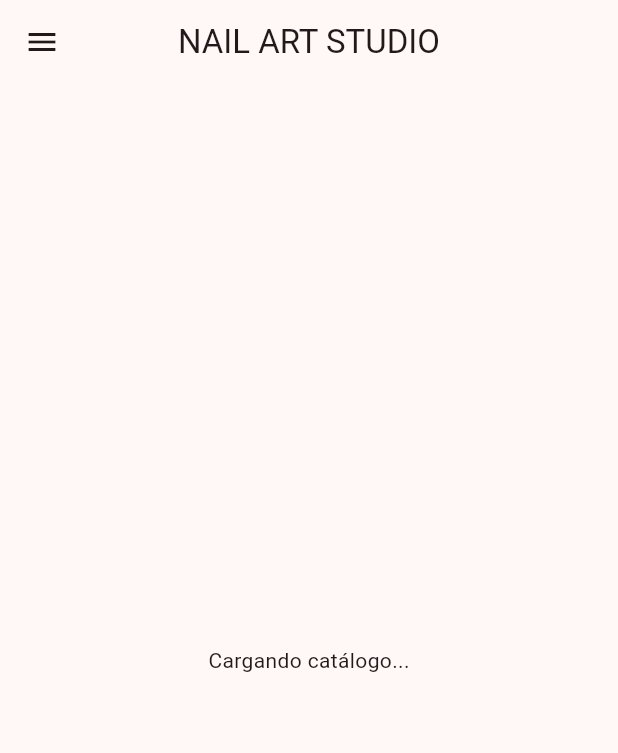
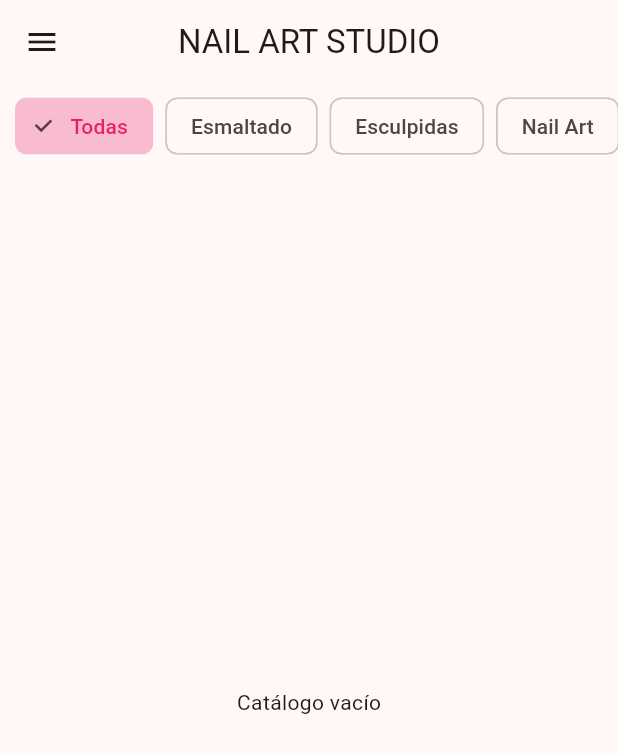
Before and after one commit to Camiale87/mis_unas_app, a Flutter app: the screen it shows after launch, on a phone screen of 412 x 824 dp. Shown: the top 753 px of the screen. Run offline on Flutter 3.47's test engine with Material 3 defaults, Android fonts, the phone set to English and light mode, and no system bars; our stand-ins replace firebase_core, firebase_database, image_picker, photo_view, smooth_page_indicator; accounts and stored records are empty.

Commit message:
Agregadas categorias y filtros

```diff
--- a/lib/main.dart
+++ b/lib/main.dart
@@ -10,6 +10,7 @@ import 'dart:convert';
 import 'package:http/http.dart' as http;
 
 ValueNotifier<ThemeMode> temaGlobal = ValueNotifier(ThemeMode.system);
+const List<String> categoriasApp = ['Todas', 'Esmaltado', 'Esculpidas', 'Nail Art', 'Pies'];
 
 void main() async {
   WidgetsFlutterBinding.ensureInitialized();
@@ -34,7 +35,6 @@ class MiSalonApp extends StatelessWidget {
   }
 }
 
-// --- VISTA PARA AMPLIAR FOTOS ---
 class VisorFotos extends StatelessWidget {
   final List fotos;
   final int indiceInicial;
@@ -57,8 +57,14 @@ class VisorFotos extends StatelessWidget {
   }
 }
 
-class CatalogoPrincipal extends StatelessWidget {
+class CatalogoPrincipal extends StatefulWidget {
   const CatalogoPrincipal({super.key});
+  @override
+  State<CatalogoPrincipal> createState() => _CatalogoPrincipalState();
+}
+
+class _CatalogoPrincipalState extends State<CatalogoPrincipal> {
+  String filtroActual = 'Todas';
 
   @override
   Widget build(BuildContext context) {
@@ -88,12 +94,44 @@ class CatalogoPrincipal extends StatelessWidget {
           ],
         ),
       ),
-      body: StreamBuilder(
+      body: Column(
+        children: [
+          Padding(
+            padding: const EdgeInsets.symmetric(vertical: 8.0),
+            child: SizedBox(
+              height: 40,
+              child: ListView(
+                scrollDirection: Axis.horizontal,
+                padding: const EdgeInsets.symmetric(horizontal: 10),
+                children: categoriasApp.map((cat) => Padding(
+                  padding: const EdgeInsets.only(right: 8),
+                  child: ChoiceChip(
+                    label: Text(cat),
+                    selected: filtroActual == cat,
+                    onSelected: (bool selected) {
+                      setState(() { filtroActual = cat; });
+                    },
+                    selectedColor: Colors.pink[100],
+                    labelStyle: TextStyle(color: filtroActual == cat ? Colors.pink : null),
+                  ),
+                )).toList(),
+              ),
+            ),
+          ),
+          Expanded(
+            child: StreamBuilder(
               stream: FirebaseDatabase.instance.ref("trabajos").onValue,
               builder: (context, AsyncSnapshot<DatabaseEvent> snapshot) {
-          if (!snapshot.hasData || snapshot.data?.snapshot.value == null) return const Center(child: Text("Cargando catálogo..."));
+                if (snapshot.connectionState == ConnectionState.waiting) return const Center(child: CircularProgressIndicator());
+                if (!snapshot.hasData || snapshot.data?.snapshot.value == null) return const Center(child: Text("Catálogo vacío"));
+
                 Map datos = snapshot.data!.snapshot.value as Map;
-          List items = datos.entries.map((e) => {"id": e.key, ...e.value as Map}).toList();
+                List items = datos.entries
+                    .map((e) => {"id": e.key, ...e.value as Map})
+                    .where((item) => filtroActual == 'Todas' || item["categoria"] == filtroActual)
+                    .toList();
+
+                if (items.isEmpty) return const Center(child: Text("Sin diseños en esta categoría"));
 
                 return ListView.builder(
                   itemCount: items.length,
@@ -142,6 +180,9 @@ class CatalogoPrincipal extends StatelessWidget {
                 );
               },
             ),
+          ),
+        ],
+      ),
     );
   }
 
@@ -185,20 +226,28 @@ class PanelAdmin extends StatefulWidget {
 class _PanelAdminState extends State<PanelAdmin> {
   bool subiendo = false;
 
-  // --- FUNCIÓN PARA EDITAR TRABAJO ---
   void _editarTrabajo(BuildContext context, String id, Map data) {
     TextEditingController nom = TextEditingController(text: data["nombre"]);
     TextEditingController pre = TextEditingController(text: data["precio"]);
+    String catEdit = data["categoria"] ?? 'Esmaltado';
 
     showDialog(
       context: context,
-      builder: (context) => AlertDialog(
+      builder: (context) => StatefulBuilder(
+        builder: (context, setDialogState) => AlertDialog(
           title: const Text("Editar Diseño"),
           content: Column(
             mainAxisSize: MainAxisSize.min,
             children: [
               TextField(controller: nom, decoration: const InputDecoration(labelText: "Nombre")),
               TextField(controller: pre, decoration: const InputDecoration(labelText: "Precio")),
+              const SizedBox(height: 10),
+              DropdownButton<String>(
+                value: catEdit,
+                isExpanded: true,
+                items: categoriasApp.where((c) => c != 'Todas').map((c) => DropdownMenuItem(value: c, child: Text(c))).toList(),
+                onChanged: (v) => setDialogState(() => catEdit = v!),
+              ),
             ],
           ),
           actions: [
@@ -208,13 +257,14 @@ class _PanelAdminState extends State<PanelAdmin> {
                 FirebaseDatabase.instance.ref("trabajos").child(id).update({
                   "nombre": nom.text,
                   "precio": pre.text,
+                  "categoria": catEdit,
                 });
                 Navigator.pop(context);
-              ScaffoldMessenger.of(context).showSnackBar(const SnackBar(content: Text("✅ Diseño actualizado")));
               },
-            child: const Text("Guardar Cambios")
+              child: const Text("Guardar")
             )
           ],
+        ),
       ),
     );
   }
@@ -225,15 +275,27 @@ class _PanelAdminState extends State<PanelAdmin> {
 
     TextEditingController nom = TextEditingController();
     TextEditingController pre = TextEditingController();
+    String categoriaElegida = 'Esmaltado';
 
     if (!mounted) return;
-    showDialog(context: context, builder: (c) => AlertDialog(
+    showDialog(context: context, builder: (c) => StatefulBuilder(
+      builder: (context, setDialogState) => AlertDialog(
         title: const Text("Nuevo Trabajo"),
-      content: Column(mainAxisSize: MainAxisSize.min, children: [
+        content: SingleChildScrollView(
+          child: Column(mainAxisSize: MainAxisSize.min, children: [
             Text("${images.length} fotos seleccionadas"),
             TextField(controller: nom, decoration: const InputDecoration(hintText: "Nombre")),
             TextField(controller: pre, decoration: const InputDecoration(hintText: "Precio")),
+            const SizedBox(height: 15),
+            const Text("Categoría:", style: TextStyle(fontSize: 12)),
+            DropdownButton<String>(
+              value: categoriaElegida,
+              isExpanded: true,
+              items: categoriasApp.where((c) => c != 'Todas').map((c) => DropdownMenuItem(value: c, child: Text(c))).toList(),
+              onChanged: (v) => setDialogState(() => categoriaElegida = v!),
+            ),
           ]),
+        ),
         actions: [
           ElevatedButton(onPressed: () async {
             setState(() => subiendo = true);
@@ -251,16 +313,20 @@ class _PanelAdminState extends State<PanelAdmin> {
               }
 
               await FirebaseDatabase.instance.ref("trabajos").push().set({
-              "nombre": nom.text, "precio": pre.text, "imagenes": linksSubidos
+                "nombre": nom.text,
+                "precio": pre.text,
+                "imagenes": linksSubidos,
+                "categoria": categoriaElegida
               });
-            ScaffoldMessenger.of(context).showSnackBar(const SnackBar(content: Text("✅ ¡Publicado con éxito!")));
+              ScaffoldMessenger.of(context).showSnackBar(const SnackBar(content: Text("✅ Publicado")));
             } catch (e) {
-            ScaffoldMessenger.of(context).showSnackBar(SnackBar(content: Text("❌ Error al subir: $e")));
+              ScaffoldMessenger.of(context).showSnackBar(SnackBar(content: Text("❌ Error: $e")));
             } finally {
-            setState(() => subiendo = false);
+              if (mounted) setState(() => subiendo = false);
             }
           }, child: const Text("Publicar"))
         ],
+      ),
     ));
   }
 
@@ -279,17 +345,17 @@ class _PanelAdminState extends State<PanelAdmin> {
         ),
         body: TabBarView(
           children: [
-            // PESTAÑA 1: MENSAJES RECIBIDOS
+            // PESTAÑA 1: MENSAJES
             StreamBuilder(
               stream: FirebaseDatabase.instance.ref("preguntas").onValue,
               builder: (context, AsyncSnapshot<DatabaseEvent> snapshot) {
-                if (!snapshot.hasData || snapshot.data?.snapshot.value == null) return const Center(child: Text("No hay mensajes"));
+                if (!snapshot.hasData || snapshot.data?.snapshot.value == null) return const Center(child: Text("Sin mensajes"));
                 Map datos = snapshot.data!.snapshot.value as Map;
                 return ListView(
                   children: datos.entries.map((e) => Card(
                     child: ListTile(
                       title: Text(e.value["mensaje"]),
-                      subtitle: Text("📞 ${e.value["telefono"]}\n${e.value["fecha"]}"),
+                      subtitle: Text("📞 ${e.value["telefono"]}"),
                       trailing: IconButton(
                         icon: const Icon(Icons.delete, color: Colors.red),
                         onPressed: () => FirebaseDatabase.instance.ref("preguntas").child(e.key).remove(),
@@ -299,11 +365,11 @@ class _PanelAdminState extends State<PanelAdmin> {
                 );
               },
             ),
-            // PESTAÑA 2: GESTIÓN DE CATÁLOGO (CON EDICIÓN)
+            // PESTAÑA 2: GESTIÓN
             StreamBuilder(
               stream: FirebaseDatabase.instance.ref("trabajos").onValue,
               builder: (context, AsyncSnapshot<DatabaseEvent> snapshot) {
-                if (!snapshot.hasData || snapshot.data?.snapshot.value == null) return const Center(child: Text("Catálogo vacío"));
+                if (!snapshot.hasData || snapshot.data?.snapshot.value == null) return const Center(child: Text("Vacío"));
                 Map datos = snapshot.data!.snapshot.value as Map;
                 return ListView(
                   children: datos.entries.map((e) {
@@ -313,18 +379,12 @@ class _PanelAdminState extends State<PanelAdmin> {
                           ? Image.network(data["imagenes"][0], width: 50, height: 50, fit: BoxFit.cover)
                           : const Icon(Icons.image),
                       title: Text(data["nombre"]),
-                      subtitle: Text(data["precio"]),
+                      subtitle: Text("${data["precio"]} - ${data["categoria"] ?? 'Sin Cat.'}"),
                       trailing: Row(
                         mainAxisSize: MainAxisSize.min,
                         children: [
-                          IconButton(
-                            icon: const Icon(Icons.edit, color: Colors.blue), // BOTÓN PARA EDITAR
-                            onPressed: () => _editarTrabajo(context, e.key, data),
-                          ),
-                          IconButton(
-                            icon: const Icon(Icons.delete, color: Colors.red),
-                            onPressed: () => FirebaseDatabase.instance.ref("trabajos").child(e.key).remove(),
-                          ),
+                          IconButton(icon: const Icon(Icons.edit, color: Colors.blue), onPressed: () => _editarTrabajo(context, e.key, data)),
+                          IconButton(icon: const Icon(Icons.delete, color: Colors.red), onPressed: () => FirebaseDatabase.instance.ref("trabajos").child(e.key).remove()),
                         ],
                       ),
                     );
--- a/pubspec.yaml
+++ b/pubspec.yaml
@@ -2,7 +2,7 @@ name: mis_unas_app
 description: "A new Flutter project."
 publish_to: 'none'
 
-version: 1.0.1+3
+version: 1.0.2+4
 
 environment:
   sdk: ^3.10.7
```
Lines whose indentation alone changed are shown as unchanged.
